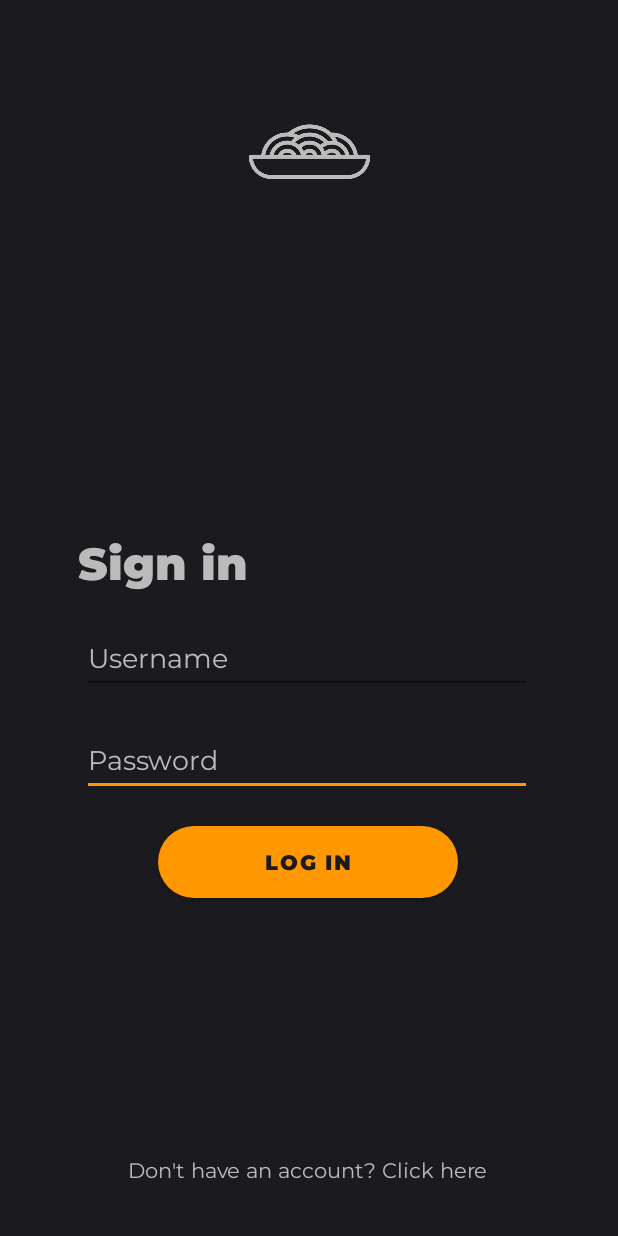
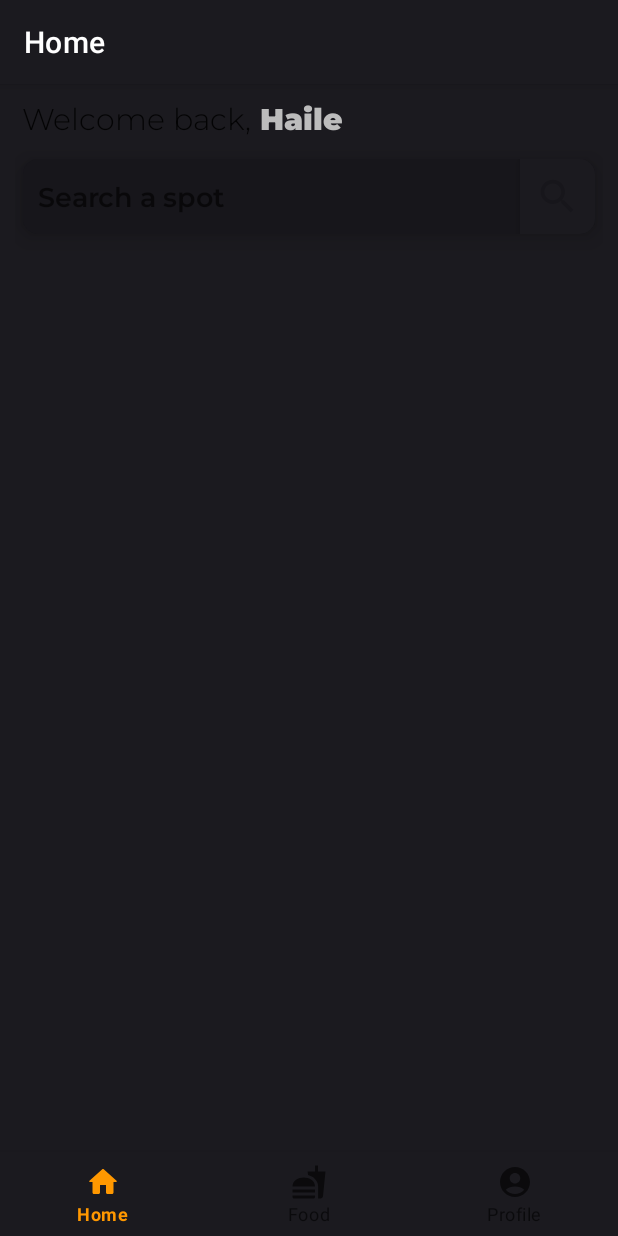
Before and after one commit to TheMoonK1d/food-rating-system-android, an Android app: the screen it shows after launch (LoginActivity before the commit, HomeActivity after it), after a tap on "LOG IN", on a phone screen of 412 x 824 dp. Run offline under Robolectric (Android 15) with nearby library versions, the phone set to English and light mode, and no system bars.

Commit message:
Home Page with bottom nav added

```diff
--- a/app/src/main/AndroidManifest.xml
+++ b/app/src/main/AndroidManifest.xml
@@ -11,6 +11,9 @@
         android:supportsRtl="true"
         android:theme="@style/Theme.Rate"
         tools:targetApi="31">
+        <activity
+            android:name=".HomeActivity"
+            android:exported="false" />
         <activity
             android:name=".PasswordActivity"
             android:exported="false" />
--- /dev/null
+++ b/app/src/main/java/com/example/rate/HomeActivity.java
@@ -0,0 +1,52 @@
+package com.example.rate;
+
+import androidx.annotation.NonNull;
+import androidx.appcompat.app.AppCompatActivity;
+import androidx.fragment.app.Fragment;
+
+import android.graphics.drawable.ColorDrawable;
+import android.os.Bundle;
+import android.view.MenuItem;
+import android.view.View;
+
+import com.example.rate.databinding.ActivityHomeBinding;
+import com.example.rate.databinding.ActivitySignupBinding;
+import com.google.android.material.navigation.NavigationBarView;
+
+import java.util.Objects;
+
+public class HomeActivity extends AppCompatActivity {
+
+    ActivityHomeBinding binding;
+    @Override
+    protected void onCreate(Bundle savedInstanceState) {
+        super.onCreate(savedInstanceState);
+        binding = ActivityHomeBinding.inflate(getLayoutInflater());
+        View view = binding.getRoot();
+        setContentView(view);
+        Objects.requireNonNull(getSupportActionBar())
+                .setBackgroundDrawable(new ColorDrawable(getResources()
+                        .getColor(R.color.bk)));
+        binding.bottomNavigationView.setOnItemSelectedListener(new NavigationBarView.OnItemSelectedListener() {
+            @Override
+            public boolean onNavigationItemSelected(@NonNull MenuItem item) {
+                Fragment fragment = null;
+                if(item.getItemId()== R.id.home)
+                {
+                    fragment = new HomeFragment();
+                }
+                if(item.getItemId()== R.id.food)
+                {
+                    fragment = new FoodFragment();
+                }
+                if(item.getItemId()== R.id.profile)
+                {
+                    fragment = new ProfileFragment();
+                }
+                getSupportFragmentManager().beginTransaction().replace(R.id.fragment_container, fragment).commit();
+                return true;
+            }
+        });
+        binding.bottomNavigationView.setSelectedItemId(R.id.home);
+    }
+}
--- /dev/null
+++ b/app/src/main/java/com/example/rate/HomeFragment.java
@@ -0,0 +1,86 @@
+package com.example.rate;
+
+import android.graphics.PorterDuff;
+import android.os.Bundle;
+import android.view.LayoutInflater;
+import android.view.View;
+import android.view.ViewGroup;
+
+import androidx.core.content.ContextCompat;
+import androidx.fragment.app.Fragment;
+
+import com.example.rate.databinding.FragmentHomeBinding;
+
+
+/**
+ * A simple {@link Fragment} subclass.
+ * Use the {@link HomeFragment#newInstance} factory method to
+ * create an instance of this fragment.
+ */
+public class HomeFragment<MainFragmentActivity> extends Fragment {
+    FragmentHomeBinding binding;
+    // TODO: Rename parameter arguments, choose names that match
+    // the fragment initialization parameters, e.g. ARG_ITEM_NUMBER
+    private static final String ARG_PARAM1 = "param1";
+    private static final String ARG_PARAM2 = "param2";
+
+    // TODO: Rename and change types of parameters
+    private String mParam1;
+    private String mParam2;
+
+    public HomeFragment() {
+        // Required empty public constructor
+    }
+
+    /**
+     * Use this factory method to create a new instance of
+     * this fragment using the provided parameters.
+     *
+     * @param param1 Parameter 1.
+     * @param param2 Parameter 2.
+     * @return A new instance of fragment HomeFragment.
+     */
+    // TODO: Rename and change types and number of parameters
+    public static HomeFragment newInstance(String param1, String param2) {
+        HomeFragment fragment = new HomeFragment();
+        Bundle args = new Bundle();
+        args.putString(ARG_PARAM1, param1);
+        args.putString(ARG_PARAM2, param2);
+        fragment.setArguments(args);
+        return fragment;
+    }
+
+    @Override
+    public void onCreate(Bundle savedInstanceState) {
+        super.onCreate(savedInstanceState);
+        if (getArguments() != null) {
+            mParam1 = getArguments().getString(ARG_PARAM1);
+            mParam2 = getArguments().getString(ARG_PARAM2);
+        }
+        getActivity().setTitle("Home");
+        //Icon Color change
+        //Null pointer exception
+        //.......................................................................................................
+//        if(binding.searchTxt.getText() == ""){
+//            binding.searchIcn.setColorFilter(ContextCompat.getColor(this.getContext(), android.R.color.white),
+//                    PorterDuff.Mode.MULTIPLY);
+//        }else{
+//            binding.searchIcn.setColorFilter(R.color.or_dark);
+//        }
+    }
+
+
+    @Override
+    public View onCreateView(LayoutInflater inflater, ViewGroup container,
+                             Bundle savedInstanceState) {
+        // Inflate the layout for this fragment
+        //return inflater.inflate(R.layout.fragment_home, container, false);
+
+        binding = FragmentHomeBinding.inflate(getLayoutInflater(), container, false);
+
+        // binding.yourWidget.set...
+
+        return binding.getRoot();
+
+    }
+}
--- a/app/src/main/java/com/example/rate/LoginActivity.java
+++ b/app/src/main/java/com/example/rate/LoginActivity.java
@@ -26,7 +26,9 @@ public class LoginActivity extends AppCompatActivity {
         binding.loginBtn.setOnClickListener(new View.OnClickListener() {
             @Override
             public void onClick(View v) {
-                Toast.makeText(LoginActivity.this , "Not Done", Toast.LENGTH_LONG).show();
+                Toast.makeText(LoginActivity.this , "Welcome Back", Toast.LENGTH_LONG).show();
+                Intent intent = new Intent(LoginActivity.this, HomeActivity.class);
+                startActivity(intent);
             }
         });
 
--- /dev/null
+++ b/app/src/main/res/drawable/baseline_account_circle_24.xml
@@ -0,0 +1,5 @@
+<vector android:height="24dp" android:tint="#000000"
+    android:viewportHeight="24" android:viewportWidth="24"
+    android:width="24dp" xmlns:android="http://schemas.android.com/apk/res/android">
+    <path android:fillColor="@android:color/white" android:pathData="M12,2C6.48,2 2,6.48 2,12s4.48,10 10,10s10,-4.48 10,-10S17.52,2 12,2zM12,6c1.93,0 3.5,1.57 3.5,3.5S13.93,13 12,13s-3.5,-1.57 -3.5,-3.5S10.07,6 12,6zM12,20c-2.03,0 -4.43,-0.82 -6.14,-2.88C7.55,15.8 9.68,15 12,15s4.45,0.8 6.14,2.12C16.43,19.18 14.03,20 12,20z"/>
+</vector>
--- /dev/null
+++ b/app/src/main/res/drawable/baseline_search_24.xml
@@ -0,0 +1,5 @@
+<vector android:height="24dp" android:tint="#000000"
+    android:viewportHeight="24" android:viewportWidth="24"
+    android:width="24dp" xmlns:android="http://schemas.android.com/apk/res/android">
+    <path android:fillColor="@android:color/white" android:pathData="M15.5,14h-0.79l-0.28,-0.27C15.41,12.59 16,11.11 16,9.5 16,5.91 13.09,3 9.5,3S3,5.91 3,9.5 5.91,16 9.5,16c1.61,0 3.09,-0.59 4.23,-1.57l0.27,0.28v0.79l5,4.99L20.49,19l-4.99,-5zM9.5,14C7.01,14 5,11.99 5,9.5S7.01,5 9.5,5 14,7.01 14,9.5 11.99,14 9.5,14z"/>
+</vector>
--- /dev/null
+++ b/app/src/main/res/drawable/fastfood_round.xml
@@ -0,0 +1,5 @@
+<vector android:height="24dp" android:tint="#000000"
+    android:viewportHeight="24" android:viewportWidth="24"
+    android:width="24dp" xmlns:android="http://schemas.android.com/apk/res/android">
+    <path android:fillColor="@android:color/white" android:pathData="M18.06,22.99h1.66c0.84,0 1.53,-0.64 1.63,-1.46L23,5.05h-5L18,1h-1.97v4.05h-4.97l0.3,2.34c1.71,0.47 3.31,1.32 4.27,2.26 1.44,1.42 2.43,2.89 2.43,5.29v8.05zM1,21.99L1,21h15.03v0.99c0,0.55 -0.45,1 -1.01,1L2.01,22.99c-0.56,0 -1.01,-0.45 -1.01,-1zM16.03,14.99c0,-8 -15.03,-8 -15.03,0h15.03zM1.02,17h15v2h-15z"/>
+</vector>
--- /dev/null
+++ b/app/src/main/res/layout/activity_home.xml
@@ -0,0 +1,37 @@
+<?xml version="1.0" encoding="utf-8"?>
+<androidx.constraintlayout.widget.ConstraintLayout xmlns:android="http://schemas.android.com/apk/res/android"
+    xmlns:app="http://schemas.android.com/apk/res-auto"
+    xmlns:tools="http://schemas.android.com/tools"
+    android:layout_width="match_parent"
+    android:layout_height="match_parent"
+    android:background="@color/bk"
+    tools:context=".HomeActivity">
+
+    <FrameLayout
+        android:id="@+id/fragment_container"
+        android:layout_width="match_parent"
+        android:layout_height="0dp"
+        android:layout_marginStart="10dp"
+        android:layout_marginTop="10dp"
+        android:layout_marginEnd="10dp"
+        app:layout_constraintBottom_toTopOf="@+id/bottomNavigationView"
+        app:layout_constraintEnd_toEndOf="parent"
+        app:layout_constraintHorizontal_bias="0.0"
+        app:layout_constraintStart_toStartOf="parent"
+        app:layout_constraintTop_toTopOf="parent" />
+
+    <com.google.android.material.bottomnavigation.BottomNavigationView
+        android:elevation="0dp"
+
+
+        android:id="@+id/bottomNavigationView"
+        android:background="@color/bk"
+        android:layout_width="match_parent"
+        android:layout_height="wrap_content"
+        app:layout_constraintBottom_toBottomOf="parent"
+        app:layout_constraintEnd_toEndOf="parent"
+        app:layout_constraintStart_toStartOf="parent"
+        app:menu="@menu/bottom_nav_items" />
+
+
+</androidx.constraintlayout.widget.ConstraintLayout>
--- a/app/src/main/res/layout/activity_login.xml
+++ b/app/src/main/res/layout/activity_login.xml
@@ -67,10 +67,10 @@
         app:layout_constraintEnd_toEndOf="parent"
         app:layout_constraintHorizontal_bias="0.486"
         app:layout_constraintStart_toStartOf="parent"
-        app:layout_constraintTop_toBottomOf="@+id/textView2" />
+        app:layout_constraintTop_toBottomOf="@+id/search_txt" />
 
     <TextView
-        android:id="@+id/textView2"
+        android:id="@+id/search_txt"
         android:layout_width="wrap_content"
         android:layout_height="wrap_content"
         android:layout_marginTop="300dp"
--- a/app/src/main/res/layout/activity_password.xml
+++ b/app/src/main/res/layout/activity_password.xml
@@ -47,10 +47,10 @@
         android:textColorHint="@color/text"
         app:layout_constraintEnd_toEndOf="parent"
         app:layout_constraintStart_toStartOf="parent"
-        app:layout_constraintTop_toBottomOf="@+id/textView2" />
+        app:layout_constraintTop_toBottomOf="@+id/search_txt" />
 
     <TextView
-        android:id="@+id/textView2"
+        android:id="@+id/search_txt"
         android:layout_width="wrap_content"
         android:layout_height="wrap_content"
         android:layout_marginTop="300dp"
--- /dev/null
+++ b/app/src/main/res/layout/fragment_home.xml
@@ -0,0 +1,100 @@
+<?xml version="1.0" encoding="utf-8"?>
+<androidx.constraintlayout.widget.ConstraintLayout xmlns:android="http://schemas.android.com/apk/res/android"
+    xmlns:app="http://schemas.android.com/apk/res-auto"
+    xmlns:tools="http://schemas.android.com/tools"
+    android:layout_width="match_parent"
+    android:layout_height="match_parent"
+    android:background="@color/bk"
+    tools:context=".HomeFragment">
+
+    <!-- TODO: Update blank fragment layout -->
+
+    <TextView
+        android:id="@+id/search_txt"
+        android:layout_width="wrap_content"
+        android:layout_height="wrap_content"
+        android:layout_marginStart="5dp"
+        android:fontFamily="@font/montserrat_black"
+        android:text="Haile"
+        android:textAppearance="@style/TextAppearance.AppCompat.Large"
+        android:textColor="@color/grey"
+        android:textSize="20sp"
+        app:layout_constraintEnd_toEndOf="parent"
+        app:layout_constraintHorizontal_bias="0.0"
+        app:layout_constraintStart_toEndOf="@+id/textView"
+        app:layout_constraintTop_toTopOf="parent" />
+
+    <TextView
+        android:id="@+id/textView"
+        android:layout_width="wrap_content"
+        android:layout_height="wrap_content"
+        android:layout_marginLeft="4dp"
+        android:fontFamily="@font/montserrat_light"
+        android:text="Welcome back,"
+        android:textAppearance="@style/TextAppearance.AppCompat.Large"
+        android:textSize="20sp"
+        app:layout_constraintEnd_toEndOf="parent"
+        app:layout_constraintHorizontal_bias="0.003"
+        app:layout_constraintStart_toStartOf="parent"
+        app:layout_constraintTop_toTopOf="parent" />
+
+    <androidx.cardview.widget.CardView
+        android:layout_width="match_parent"
+        android:layout_height="50dp"
+        android:layout_marginStart="5dp"
+        android:layout_marginTop="40dp"
+        android:layout_marginEnd="5dp"
+        android:backgroundTint="@color/or_dark"
+        app:cardCornerRadius="10dp"
+        app:cardElevation="10dp"
+        app:layout_constraintEnd_toEndOf="parent"
+        app:layout_constraintStart_toStartOf="parent"
+        app:layout_constraintTop_toTopOf="@+id/textView">
+
+
+        <EditText
+            android:id="@+id/editTextTextPersonName"
+            android:layout_width="match_parent"
+            android:layout_height="match_parent"
+            android:background="@color/or_dark"
+            android:ems="10"
+            android:fontFamily="@font/montserrat_semi_bold"
+            android:hint="Search a spot"
+            android:inputType="text"
+            android:padding="10dp"
+            android:textColor="@color/white" />
+
+        <androidx.cardview.widget.CardView
+            android:layout_width="50dp"
+            android:layout_height="match_parent"
+            android:layout_gravity="end"
+            android:backgroundTint="@color/bk"
+            app:cardCornerRadius="0dp"
+            app:cardElevation="7dp"
+            app:layout_constraintBottom_toBottomOf="parent"
+            app:layout_constraintEnd_toEndOf="parent"
+            app:layout_constraintHorizontal_bias="0.498"
+            app:layout_constraintStart_toStartOf="parent"
+            app:layout_constraintTop_toTopOf="parent"
+            app:layout_constraintVertical_bias="0.169">
+
+
+            <ImageView
+                android:id="@+id/search_icn"
+                android:layout_width="30dp"
+                android:layout_height="30dp"
+                android:layout_gravity="center"
+                android:src="@drawable/baseline_search_24"
+                app:layout_constraintEnd_toEndOf="parent"
+                app:layout_constraintHorizontal_bias="0.0"
+                app:layout_constraintStart_toStartOf="parent"
+                app:layout_constraintTop_toTopOf="parent"
+                app:tint="@color/or_dark" />
+
+
+        </androidx.cardview.widget.CardView>
+
+
+    </androidx.cardview.widget.CardView>
+
+</androidx.constraintlayout.widget.ConstraintLayout>
--- /dev/null
+++ b/app/src/main/res/menu/bottom_nav_items.xml
@@ -0,0 +1,18 @@
+<?xml version="1.0" encoding="utf-8"?>
+<menu xmlns:android="http://schemas.android.com/apk/res/android">
+    <item
+        android:id="@+id/home"
+        android:enabled="true"
+        android:title="Home"
+        android:icon="@drawable/round_home"/>
+    <item
+        android:id="@+id/food"
+        android:enabled="true"
+        android:title="Food"
+        android:icon="@drawable/fastfood_round"/>
+    <item
+        android:id="@+id/profile"
+        android:enabled="true"
+        android:title="Profile"
+        android:icon="@drawable/baseline_account_circle_24"/>
+</menu>
--- a/app/src/main/res/values-night/themes.xml
+++ b/app/src/main/res/values-night/themes.xml
@@ -14,4 +14,9 @@
         <item name="android:statusBarColor">@color/bk</item>
         <item name="android:navigationBarColor">@color/bk</item>
     </style>
+
+    <style name="TextAppearance.AppCompat.Widget.ActionBar.Title" parent="@android:style/TextAppearance">
+        <item name="android:fontFamily">@font/montserrat_extra_bold</item>
+        <item name="android:textSize">25sp</item>
+    </style>
 </resources>
--- a/app/src/main/res/values/colors.xml
+++ b/app/src/main/res/values/colors.xml
@@ -4,9 +4,11 @@
     <color name="purple_500">#FF6200EE</color>
     <color name="purple_700">#1B1A1F</color>
     <color name="teal_200">#FF9800</color>
+    <color name="or_dark">#17161B</color>
     <color name="teal_700">#FF018786</color>
     <color name="black">#FF000000</color>
     <color name="white">#FFFFFFFF</color>
     <color name="text">#bbbbbb</color>
     <color name="bk">#1B1A1F</color>
+    <color name="grey">#BCBCBC</color>
 </resources>
```
Also changed, not shown: app/src/main/java/com/example/rate/FoodFragment.java (added, +64 -0 lines), app/src/main/java/com/example/rate/PasswordActivity.java (+14 -2 lines), app/src/main/java/com/example/rate/ProfileFragment.java (added, +64 -0 lines), app/src/main/res/layout/fragment_food.xml (added, +21 -0 lines), app/src/main/res/layout/fragment_profile.xml (added, +21 -0 lines).
